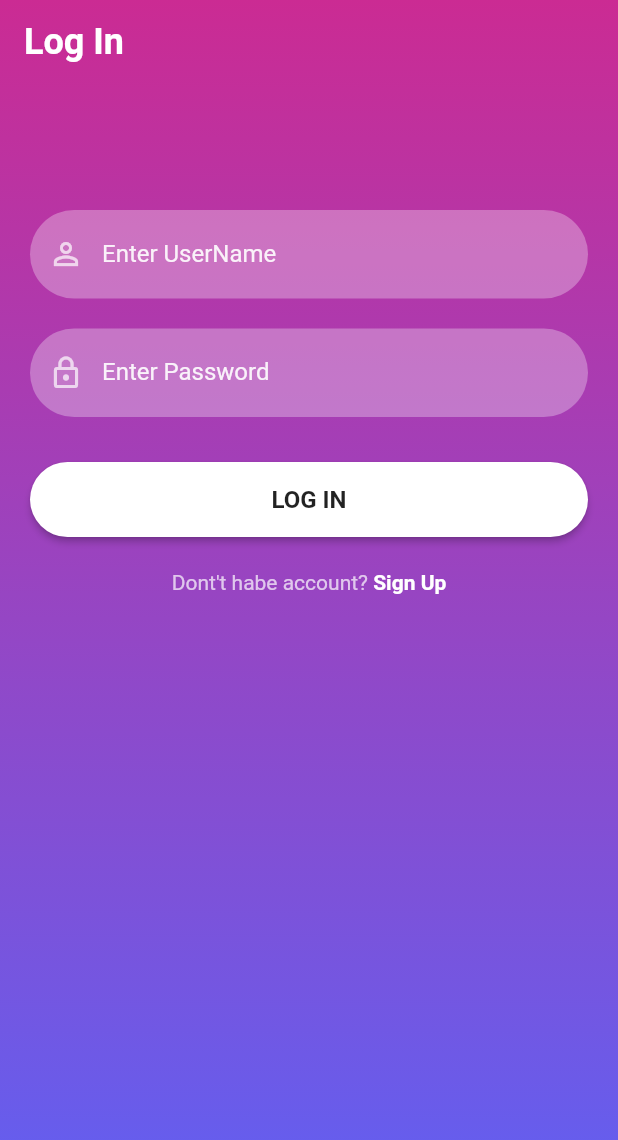
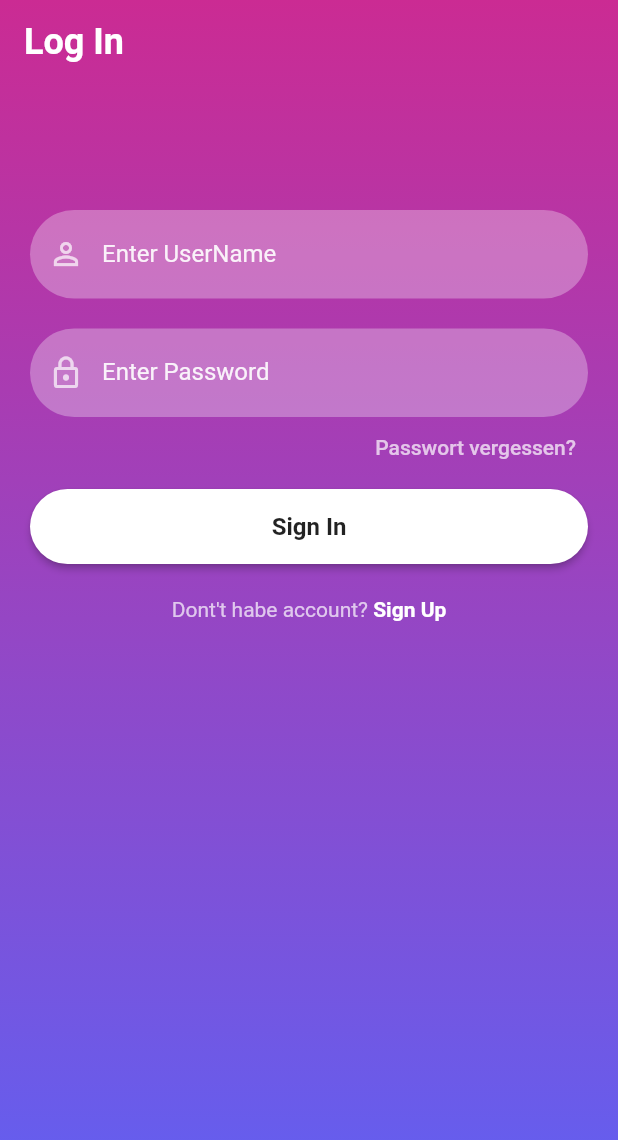
Before and after one commit to JanWeil/App, a Flutter app: the screen it shows after launch, on a phone screen of 412 x 824 dp. Shown: the top 1140 px of the screen. Run offline on Flutter 3.47's test engine with Material 2 defaults, Android fonts, the phone set to English and light mode, and no system bars; our stand-ins replace firebase_auth, firebase_core; accounts and stored records are empty.

Commit message:
Datenbank Ansatz

```diff
--- a/lib/reusable_widgets/reusable_widget.dart
+++ b/lib/reusable_widgets/reusable_widget.dart
@@ -29,7 +29,7 @@ TextField reusableTextField(String text, IconData icon, bool isPasswordType, Tex
 }
 
 //Buttons
-Container signInSignUpButton(BuildContext context, bool isLogin, Function onTap) {
+Container firebaseButton(BuildContext context, String title, Function onTap) {
   return Container(width: MediaQuery.of(context).size.width,
   height: 50,
       margin: const EdgeInsets.fromLTRB(0, 10, 0, 20),
@@ -37,7 +37,9 @@ Container signInSignUpButton(BuildContext context, bool isLogin, Function onTap)
     child: ElevatedButton(onPressed: () {
       onTap();
       },
-    child: Text(isLogin ? 'LOG IN' : 'SIGN UP', style: const TextStyle(color: Colors.black87, fontWeight: FontWeight.bold, fontSize: 16),
+    child: Text(
+      title,
+      style: const TextStyle(color: Colors.black87, fontWeight: FontWeight.bold, fontSize: 16),
     ),
   style: ButtonStyle(
     backgroundColor: MaterialStateProperty.resolveWith((states) {
@@ -51,3 +53,8 @@ Container signInSignUpButton(BuildContext context, bool isLogin, Function onTap)
   ),
   );
   }
+
+  //bool 18/16 hinzufügen??????????????????????
+  void insertStudent(String Benutzername, String Passwort, String Email, String Paypal, String? ID, ) {
+
+  }
--- a/lib/screens/signin_screen.dart
+++ b/lib/screens/signin_screen.dart
@@ -1,4 +1,5 @@
 import 'package:DHBuyW/screens/home_screen.dart';
+import 'package:DHBuyW/screens/reset_password.dart';
 import 'package:DHBuyW/screens/signup.dart';
 import 'package:DHBuyW/utils/color_utils.dart';
 import 'package:firebase_auth/firebase_auth.dart';
@@ -55,9 +56,11 @@ class _SignInScreenState extends State<SignInScreen> {
             ),
             reusableTextField("Enter Password", Icons.lock_outline, true, _passwordTextController),
               const SizedBox(
-                height: 20,
+                height: 3,
               ),
-              signInSignUpButton(context, true, () {
+              //Forgot Password
+              forgetPassword(context),
+              firebaseButton(context, "Sign In", () {
                 FirebaseAuth.instance.signInWithEmailAndPassword(email: _emailTextController.text,
                     password: _passwordTextController.text).then((value) {
                       Navigator.push(context,
@@ -98,4 +101,20 @@ class _SignInScreenState extends State<SignInScreen> {
       ],
     );
   }
+
+  Widget forgetPassword(BuildContext context) {
+    return Container(
+      width: MediaQuery.of(context).size.width,
+      height: 35,
+      alignment: Alignment.bottomRight,
+      child: TextButton(
+        child: Text("Passwort vergessen?",
+          style: TextStyle(color: Colors.white70),
+          textAlign: TextAlign.right,
+        ),
+        onPressed: () => Navigator.push(context,
+            MaterialPageRoute(builder: (context) => ResetPasswordScreen())),
+      ),
+    );
+  }
 }
--- a/lib/screens/signup.dart
+++ b/lib/screens/signup.dart
@@ -58,10 +58,12 @@ class _SignUpScreenState extends State<SignUpScreen> {
                 const SizedBox(
                   height: 20,
                 ),
-                signInSignUpButton(context, false, () {
+                firebaseButton(context, "Sign Up", () {
                   //Signup (User erstellen)
                   FirebaseAuth.instance.createUserWithEmailAndPassword(email: _emailTextController.text,
                       password: _passwordTextController.text).then((value) {
+                        //Datenbankeintrag
+
                         Navigator.push(context,
                         MaterialPageRoute(builder: (context) => HomeScreen()));
                   }).onError((error, stackTrace) {
```
Also changed, not shown: lib/screens/reset_password.dart (added, +61 -0 lines).
